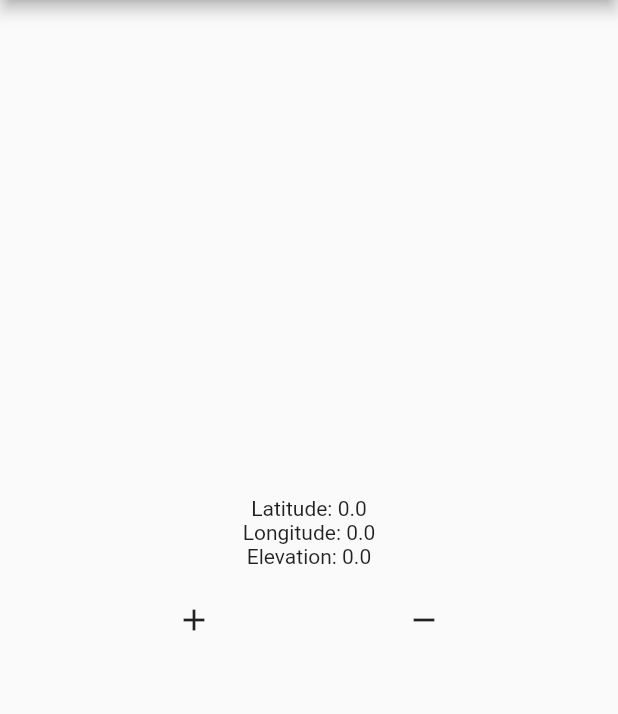
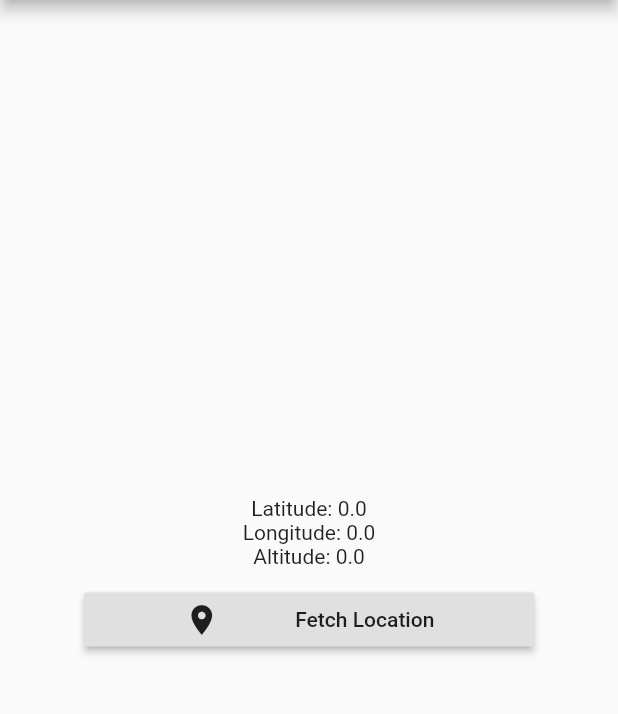
Before and after one commit to ilhamchp/simple_tracker, a Flutter app: the screen it shows after launch, on a phone screen of 412 x 824 dp, the part 84-798 px from its top. Run offline on Flutter 3.47's test engine with Material 2 defaults, Android fonts, the phone set to English and light mode, and no system bars; our stand-ins replace geolocator.

```diff
--- a/lib/models/coordinate.dart
+++ /dev/null
@@ -1,8 +0,0 @@
-class Coordinate{
-  double latitude;
-  double longitude;
-  double elevation;
-
-
-  Coordinate(this.latitude, this.longitude, this.elevation);
-}
--- a/lib/providers/CoordinateProvider.dart
+++ b/lib/providers/CoordinateProvider.dart
@@ -1,22 +1,18 @@
 import 'package:flutter/material.dart';
-import 'package:simple_tracker/models/coordinate.dart';
+import 'package:geolocator/geolocator.dart';
+import 'package:simple_tracker/utilities/locator.dart';
 
 class CoordinateProviders with ChangeNotifier{
-  Coordinate _coordinate = Coordinate(0, 0, 0);
+  Position _coordinate = Position();
 
-  Coordinate get coordinate => _coordinate;
+  Position get coordinate => _coordinate;
 
-  void increment(){
-    _coordinate.latitude += 1;
-    _coordinate.longitude += 1;
-    _coordinate.elevation += 1;
-    notifyListeners();
-  }
-
-  void decrement(){
-    _coordinate.latitude -= 1;
-    _coordinate.longitude -= 1;
-    _coordinate.elevation -= 1;
-    notifyListeners();
+  void fetchLocation() async {
+    var location = await Locator.determinePosition();
+    if (location != null) {
+      print(location);
+      _coordinate = location;
+      notifyListeners();
+    }
   }
 }
--- a/lib/widgets/coordinate_widget.dart
+++ b/lib/widgets/coordinate_widget.dart
@@ -11,25 +11,33 @@ class CoordinateWidget extends StatelessWidget {
   Widget build(BuildContext context) {
     var provider = Provider.of<CoordinateProviders>(context);
     var coordinate = provider.coordinate;
-    return Column(
+    return Container(
+      width: double.infinity,
+      child: Column(
         mainAxisAlignment: MainAxisAlignment.center,
+        crossAxisAlignment: CrossAxisAlignment.center,
         children: [
           Text("Latitude: ${coordinate.latitude}", style: TextStyle(fontSize: 14),),
           Text("Longitude: ${coordinate.longitude}", style: TextStyle(fontSize: 14),),
-        Text("Elevation: ${coordinate.elevation}", style: TextStyle(fontSize: 14),),
+          Text("Altitude: ${coordinate.altitude}", style: TextStyle(fontSize: 14),),
           SizedBox(height: 10,),
-        Row(
+          Container(
+            width: 300,
+            child: RaisedButton(
+              onPressed: (){
+                provider.fetchLocation();
+              },
+              child: Row(
                 mainAxisAlignment: MainAxisAlignment.spaceEvenly,
                 children: [
-            IconButton(icon: Icon(Icons.add), onPressed: (){
-              provider.increment();
-            }),
-            IconButton(icon: Icon(Icons.remove), onPressed: (){
-              provider.decrement();
-            })
+                  Icon(Icons.location_on),
+                  Text("Fetch Location")
                 ],
               )
+            ),
+          )
         ],
+      ),
     );
   }
 }
--- a/pubspec.yaml
+++ b/pubspec.yaml
@@ -25,6 +25,7 @@ dependencies:
     sdk: flutter
 
   provider: ^4.3.3
+  geolocator: ^6.2.1
 
   # The following adds the Cupertino Icons font to your application.
   # Use with the CupertinoIcons class for iOS style icons.
```
Also changed, not shown: lib/utilities/locator.dart (added, +30 -0 lines), pubspec.lock, 9 other files. Lines whose indentation alone changed are shown as unchanged.
